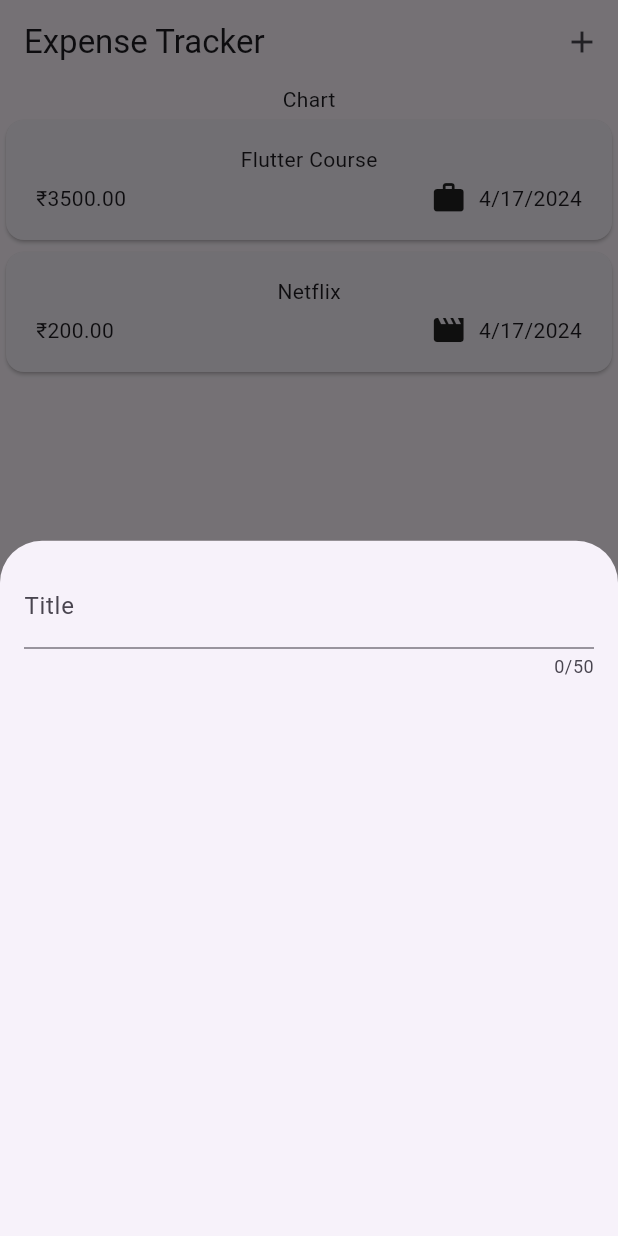
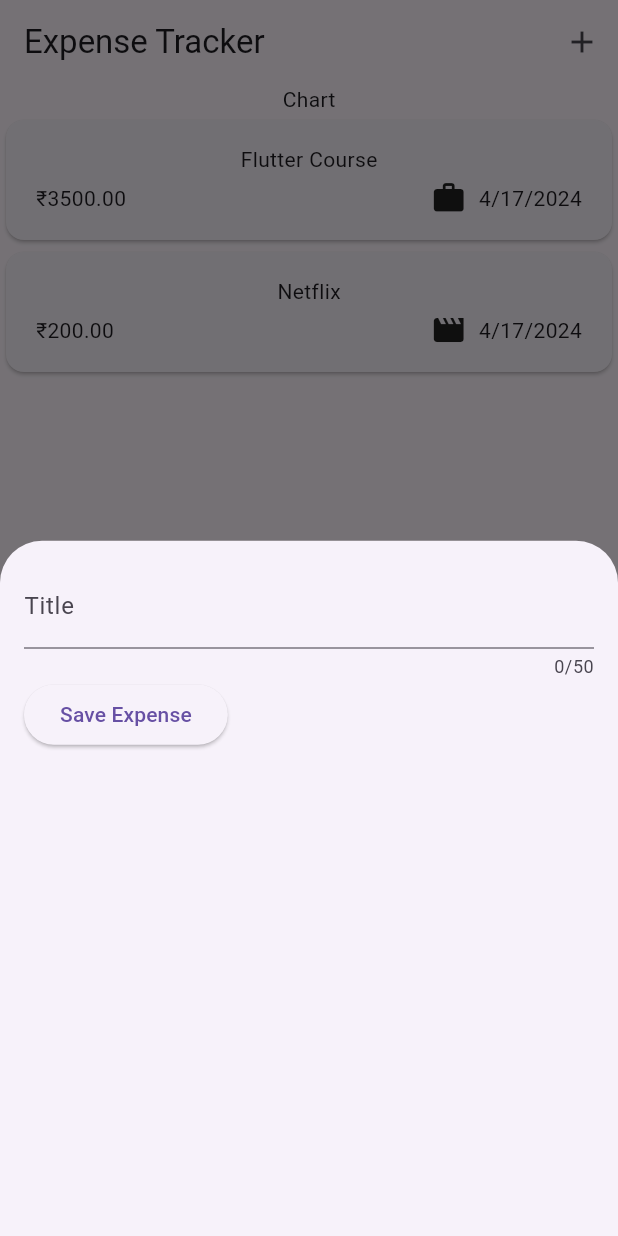
Before and after one commit to Slygoross/expense-tracker, a Flutter app: the screen it shows after launch, after a tap on the "add" icon, on a phone screen of 412 x 824 dp. Run offline on Flutter 3.47's test engine with Material 3 defaults, Android fonts, the phone set to English and light mode, and no system bars.

Commit message:
Video 108 - Addind Button for using the Entered Value

```diff
--- a/lib/Widgets/new_expense.dart
+++ b/lib/Widgets/new_expense.dart
@@ -10,19 +10,36 @@ class NewExpense extends StatefulWidget {
 }
 
 class _NewExpenseState extends State<NewExpense> {
+  var _enteredTitle = '';
+  void _saveTitleInput(String inputValue) {
+    _enteredTitle = inputValue;
+  }
+
   @override
   Widget build(BuildContext context) {
     return Padding(
+      // remove const in front of padding if error comes in future
       padding: EdgeInsets.all(16),
       child: Column(
         children: [
           TextField(
+            onChanged: _saveTitleInput,
             // This is used to take the input from the user
             maxLength: 50,
             // keyboardType: TextInputType.name, // This is used to show the keyboard with the name type
-            decoration: InputDecoration(
-                // This is used to show the hint text in the text field
-                label: Text('Title')),
+            decoration: const InputDecoration(
+              // This is used to show the hint text in the text field
+              label: Text('Title'),
+            ),
+          ),
+          Row(
+            children: [
+              ElevatedButton(
+                  onPressed: () {
+                    print(_enteredTitle);
+                  },
+                  child: Text('Save Expense')),
+            ],
           )
         ],
       ),
```
